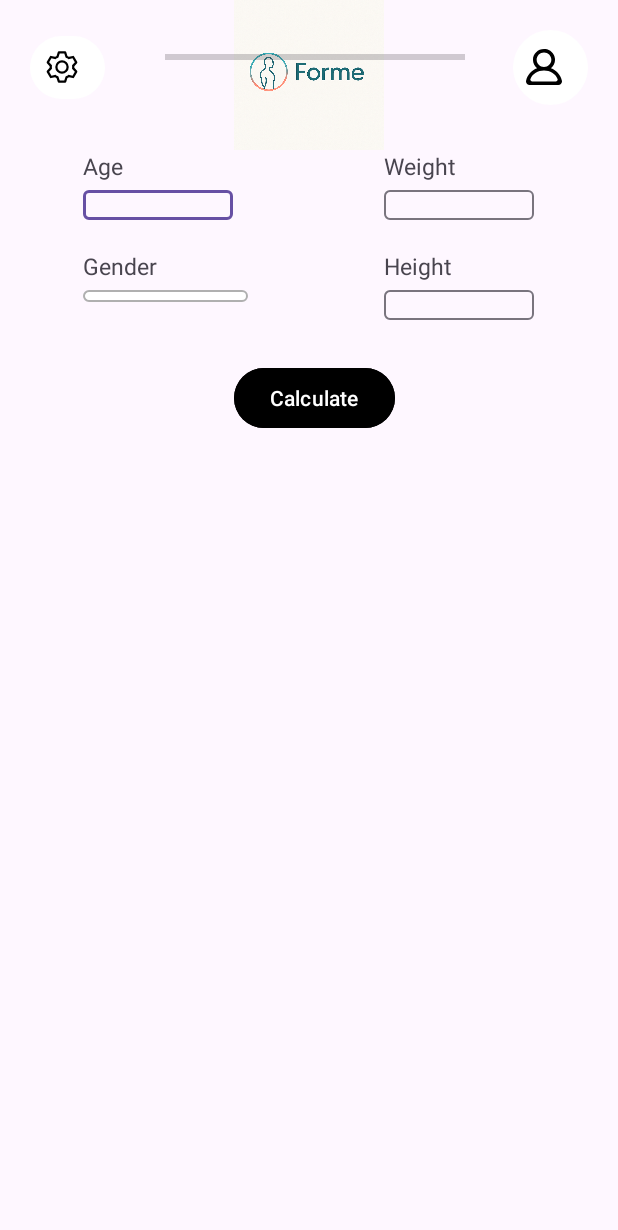
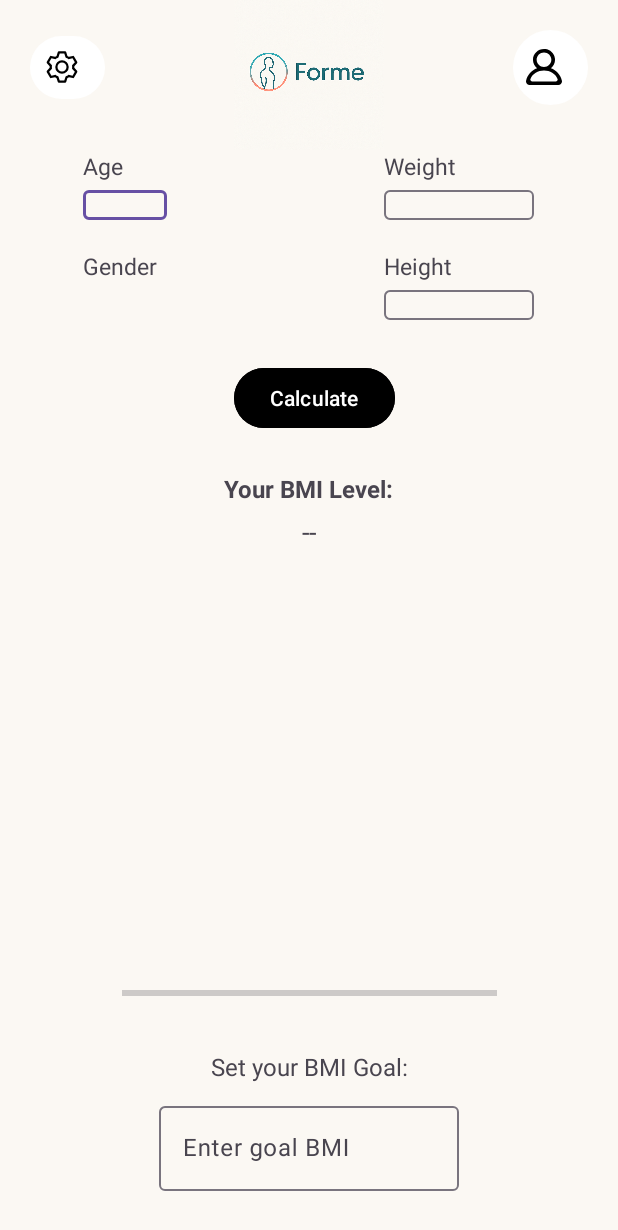
Before and after one commit to BanhNg2005/BMI-Calculator, an Android app: the screen it shows after launch (MainActivity), on a phone screen of 412 x 824 dp. Shown: the top 1230 px of the screen. Run offline under Robolectric (Android 15) with nearby library versions, the phone set to English and light mode, and no system bars.

Commit message:
Fixed ProgressBar position, Added BMI level and Goal Input, adjusted background color

```diff
--- a/app/src/main/res/drawable/spinner_border.xml
+++ b/app/src/main/res/drawable/spinner_border.xml
@@ -11,9 +11,9 @@
     <corners android:radius="6dp" />
 
     <!-- Background color -->
-    <solid android:color="#FFFFFF" />
 
-    <!-- Optional padding -->
+
+    <!-- padding -->
     <padding
         android:left="4dp"
         android:top="4dp"
--- a/app/src/main/res/layout/activity_main.xml
+++ b/app/src/main/res/layout/activity_main.xml
@@ -5,7 +5,9 @@
     android:id="@+id/main"
     android:layout_width="match_parent"
     android:layout_height="match_parent"
-    tools:context=".MainActivity">
+    tools:context=".MainActivity"
+    android:background="#fbf8f3"
+    >
 
 
     <ImageView
@@ -70,7 +72,7 @@
 
     <com.google.android.material.textfield.TextInputLayout
         android:id="@+id/tiAge"
-        android:layout_width="100dp"
+        android:layout_width="wrap_content"
         android:layout_height="25dp"
         app:layout_constraintLeft_toLeftOf="@id/tvAge"
         app:layout_constraintTop_toBottomOf="@id/tvAge"
@@ -104,9 +106,6 @@
         android:layout_height="25dp"
         app:layout_constraintLeft_toLeftOf="@id/tvWeight"
         app:layout_constraintTop_toBottomOf="@id/tvWeight"
-
-
-
         >
 
         <com.google.android.material.textfield.TextInputEditText
@@ -134,7 +133,7 @@
 
     <Spinner
         android:id="@+id/mySpinner"
-        android:layout_width="110dp"
+        android:layout_width="wrap_content"
         android:layout_height="wrap_content"
         app:layout_constraintTop_toBottomOf="@id/tvGender"
         app:layout_constraintLeft_toLeftOf="@id/tiAge"
@@ -181,33 +180,81 @@
         android:id="@+id/btnCalc"
         android:layout_width="wrap_content"
         android:layout_height="wrap_content"
-        app:layout_constraintLeft_toLeftOf="@id/imageView2"
-        app:layout_constraintTop_toBottomOf="@id/mySpinner"
-        android:layout_marginTop="40dp"
         android:text="Calculate"
         android:backgroundTint="@color/black"
-        />
-
+        android:layout_marginTop="40dp"
+        app:layout_constraintLeft_toLeftOf="@id/imageView2"
+        app:layout_constraintTop_toBottomOf="@id/mySpinner" />
 
 
     <LinearLayout
-        android:layout_width="match_parent"
-        android:layout_height="match_parent"
-        android:orientation="horizontal"
+        android:id="@+id/resultBox"
+        android:layout_width="200dp"
+        android:layout_height="wrap_content"
+        android:orientation="vertical"
+        android:gravity="center"
+        android:padding="10dp"
+        android:layout_marginTop="15dp"
+        app:layout_constraintTop_toBottomOf="@id/btnCalc"
+        app:layout_constraintStart_toStartOf="parent"
+        app:layout_constraintEnd_toEndOf="parent">
 
-        >
+        <TextView
+            android:id="@+id/tvResult"
+            android:layout_width="wrap_content"
+            android:layout_height="wrap_content"
+            android:text="Your BMI Level:"
+            android:textStyle="bold"
+            android:textSize="16sp"/>
 
-        <ProgressBar
-            android:id="@+id/progressBar3"
-            style="?android:attr/progressBarStyleHorizontal"
-            android:layout_width="200dp"
+        <TextView
+            android:id="@+id/tvResultVal"
+            android:layout_width="wrap_content"
             android:layout_height="wrap_content"
-            android:layout_marginLeft="110dp"
-            android:layout_marginTop="30dp"
-            app:layout_constraintLeft_toLeftOf="parent"
-            app:layout_constraintTop_toBottomOf="@id/btnCalc" />
-
+            android:text="--"
+            android:textSize="18sp"
+            android:layout_marginTop="5dp"/>
     </LinearLayout>
 
 
+    <TextView
+        android:id="@+id/tvGoal"
+        android:layout_width="wrap_content"
+        android:layout_height="wrap_content"
+        android:text="Set your BMI Goal:"
+        android:textSize="16sp"
+        android:layout_marginBottom="10dp"
+        app:layout_constraintBottom_toTopOf="@+id/tiGoal"
+        app:layout_constraintStart_toStartOf="parent"
+        app:layout_constraintEnd_toEndOf="parent" />
+
+    <com.google.android.material.textfield.TextInputLayout
+        android:id="@+id/tiGoal"
+        android:layout_width="200dp"
+        android:layout_height="wrap_content"
+        android:hint="Enter goal BMI"
+        app:layout_constraintBottom_toBottomOf="parent"
+        app:layout_constraintStart_toStartOf="parent"
+        app:layout_constraintEnd_toEndOf="parent"
+        android:layout_marginBottom="30dp"
+        >
+
+        <com.google.android.material.textfield.TextInputEditText
+            android:id="@+id/etGoal"
+            android:layout_width="match_parent"
+            android:layout_height="wrap_content"
+            android:inputType="numberDecimal" />
+    </com.google.android.material.textfield.TextInputLayout>
+
+    <ProgressBar
+        android:id="@+id/progressBar3"
+        style="?android:attr/progressBarStyleHorizontal"
+        android:layout_width="250dp"
+        android:layout_height="wrap_content"
+        android:layout_marginBottom="30dp"
+        app:layout_constraintBottom_toTopOf="@id/tvGoal"
+        app:layout_constraintStart_toStartOf="parent"
+        app:layout_constraintEnd_toEndOf="parent" />
+
+
 </androidx.constraintlayout.widget.ConstraintLayout>
```
